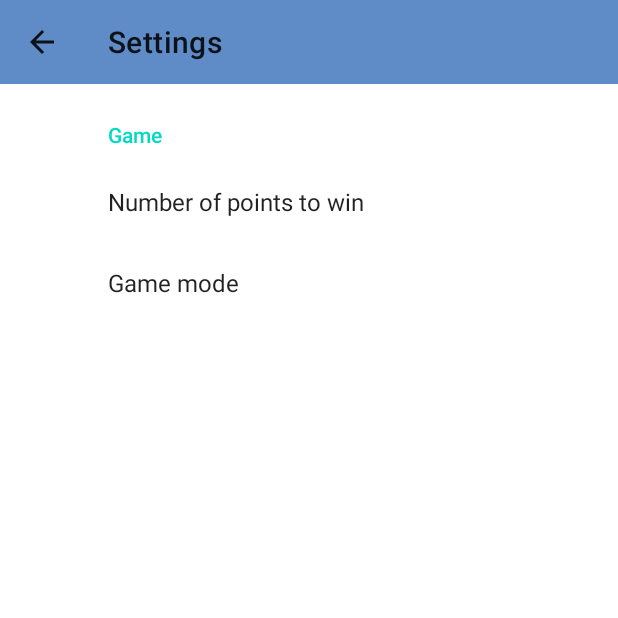
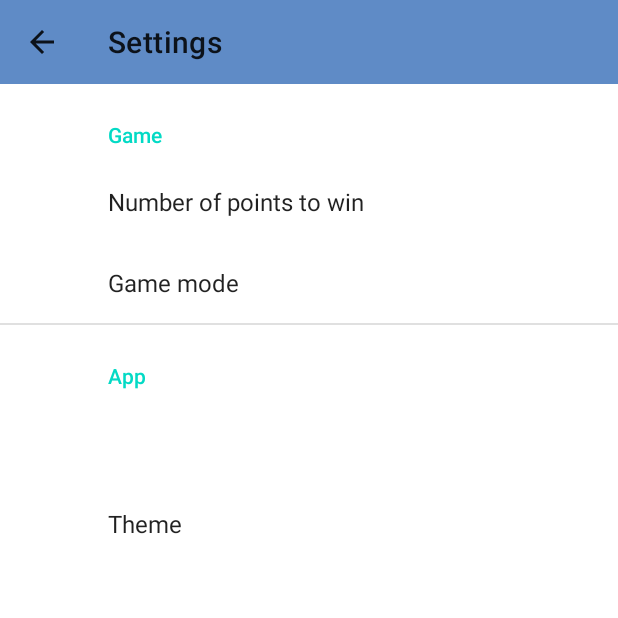
Before and after one commit to ghostwalker18/Rock-Scissors-Paper-Lizard-Spock, an Android app: the SettingsActivity screen opened directly, with no data from a screen before it, on a phone screen of 412 x 824 dp, the top half of it. Run offline under Robolectric (Android 15) with nearby library versions, the phone set to English and light mode, and no system bars; our stand-ins replace androidx.preference.

Commit message:
updated settingsscreen

```diff
--- a/app/src/main/res/values/arrays.xml
+++ b/app/src/main/res/values/arrays.xml
@@ -23,4 +23,28 @@
         <item>local</item>
         <item>BT</item>
     </string-array>
+
+    <string-array name="language_entries">
+        <item>System</item>
+        <item>English</item>
+        <item>Russian</item>
+    </string-array>
+
+    <string-array name="theme_entries">
+        <item>System</item>
+        <item>Dark</item>
+        <item>Light</item>
+    </string-array>
+
+    <string-array name="language_values">
+        <item>system</item>
+        <item>eng</item>
+        <item>ru</item>
+    </string-array>
+
+    <string-array name="theme_values">
+        <item>system</item>
+        <item>night</item>
+        <item>day</item>
+    </string-array>
 </resources>
--- a/app/src/main/res/values/strings.xml
+++ b/app/src/main/res/values/strings.xml
@@ -13,4 +13,7 @@
     <string name="you">You</string>
     <string name="draw">Draw.</string>
     <string name="game_over">Game over, winner </string>
+    <string name="app_settings">App</string>
+    <string name="option_language" />
+    <string name="option_theme">Theme</string>
 </resources>
--- a/app/src/main/res/xml/preferences.xml
+++ b/app/src/main/res/xml/preferences.xml
@@ -7,6 +7,7 @@
             app:title="@string/option_number_of_points"
             app:entries="@array/points_entries"
             app:entryValues="@array/points_values"/>
+
         <ListPreference
             app:defaultValue="AI"
             app:key="gameMode"
@@ -14,4 +15,20 @@
             app:entries="@array/game_mode_entries"
             app:entryValues="@array/game_mode_values"/>
     </PreferenceCategory>
+
+    <PreferenceCategory app:title="@string/app_settings">
+        <ListPreference
+            app:defaultValue="system"
+            app:key="language"
+            app:title="@string/option_language"
+            app:entries="@array/language_entries"
+            app:entryValues="@array/language_values"/>
+
+        <ListPreference
+            app:defaultValue="system"
+            app:key="theme"
+            app:title="@string/option_theme"
+            app:entries="@array/theme_entries"
+            app:entryValues="@array/theme_values"/>
+    </PreferenceCategory>
 </PreferenceScreen>
```
Also changed, not shown: 2 other files.
